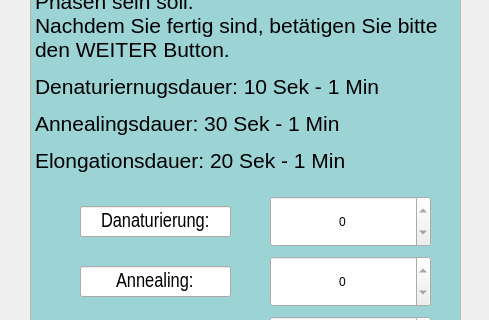
First picture: the form in dipl_Einfuehrung/zeitDefVoraus_v1.ui, repository diplomarbeit-PCR/Diplomarbeit_PCR, before the edit; both pictures show x 0 to 489 and y 194 to 514 of the 489 by 733 pixel window.
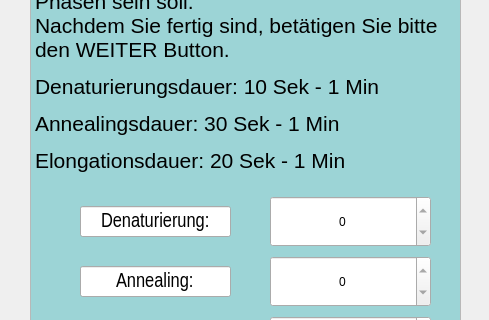
Second picture: the form after the edit.

```diff
--- a/dipl_Einfuehrung/zeitDefVoraus_v1.ui
+++ b/dipl_Einfuehrung/zeitDefVoraus_v1.ui
@@ -35,7 +35,7 @@
 li.checked::marker { content: &quot;\2612&quot;; }
 &lt;/style&gt;&lt;/head&gt;&lt;body style=&quot; font-family:'Segoe UI'; font-size:9pt; font-weight:400; font-style:normal;&quot; bgcolor=&quot;#9cd4d6&quot;&gt;
 &lt;p style=&quot; margin-top:12px; margin-bottom:12px; margin-left:0px; margin-right:0px; -qt-block-indent:0; text-indent:0px;&quot;&gt;&lt;span style=&quot; font-family:'Arial','sans-serif'; font-size:16pt;&quot;&gt;Bitte definieren Sie je nach verwendetem Primer, wie lange die Probe in den einzelnen Phasen sein soll.&lt;br /&gt;Nachdem Sie fertig sind, betätigen Sie bitte den WEITER Button. &lt;/span&gt;&lt;/p&gt;
-&lt;p style=&quot; margin-top:12px; margin-bottom:12px; margin-left:0px; margin-right:0px; -qt-block-indent:0; text-indent:0px;&quot;&gt;&lt;span style=&quot; font-family:'Arial','sans-serif'; font-size:16pt;&quot;&gt;Denaturiernugsdauer: 10 Sek - 1 Min&lt;/span&gt;&lt;/p&gt;
+&lt;p style=&quot; margin-top:12px; margin-bottom:12px; margin-left:0px; margin-right:0px; -qt-block-indent:0; text-indent:0px;&quot;&gt;&lt;span style=&quot; font-family:'Arial','sans-serif'; font-size:16pt;&quot;&gt;Denaturierungsdauer: 10 Sek - 1 Min&lt;/span&gt;&lt;/p&gt;
 &lt;p style=&quot; margin-top:12px; margin-bottom:12px; margin-left:0px; margin-right:0px; -qt-block-indent:0; text-indent:0px;&quot;&gt;&lt;span style=&quot; font-family:'Arial','sans-serif'; font-size:16pt;&quot;&gt;Annealingsdauer: 30 Sek - 1 Min&lt;/span&gt;&lt;/p&gt;
 &lt;p style=&quot; margin-top:12px; margin-bottom:12px; margin-left:0px; margin-right:0px; -qt-block-indent:0; text-indent:0px;&quot;&gt;&lt;span style=&quot; font-family:'Arial','sans-serif'; font-size:16pt;&quot;&gt;Elongationsdauer: 20 Sek - 1 Min&lt;/span&gt;&lt;/p&gt;&lt;/body&gt;&lt;/html&gt;</string>
     </property>
@@ -180,7 +180,7 @@
      </font>
     </property>
     <property name="text">
-     <string>Danaturierung:</string>
+     <string>Denaturierung:</string>
     </property>
     <property name="alignment">
      <set>Qt::AlignCenter</set>
```
